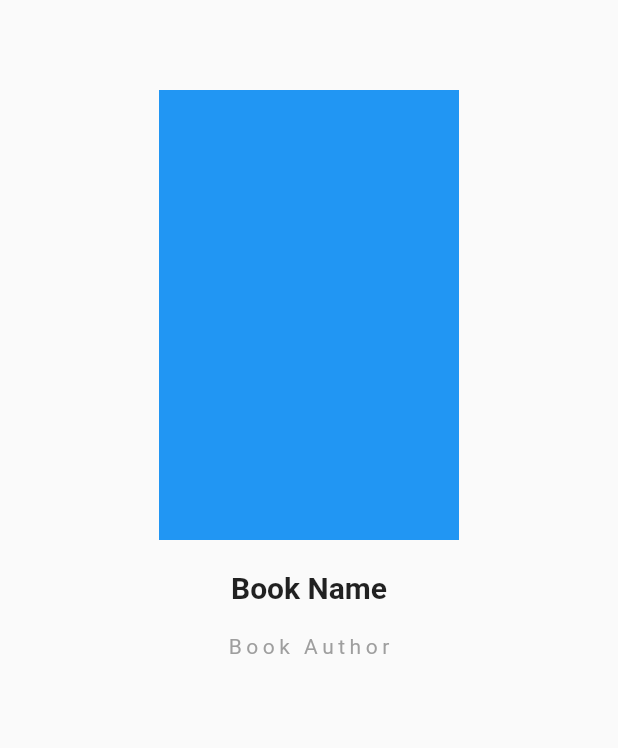
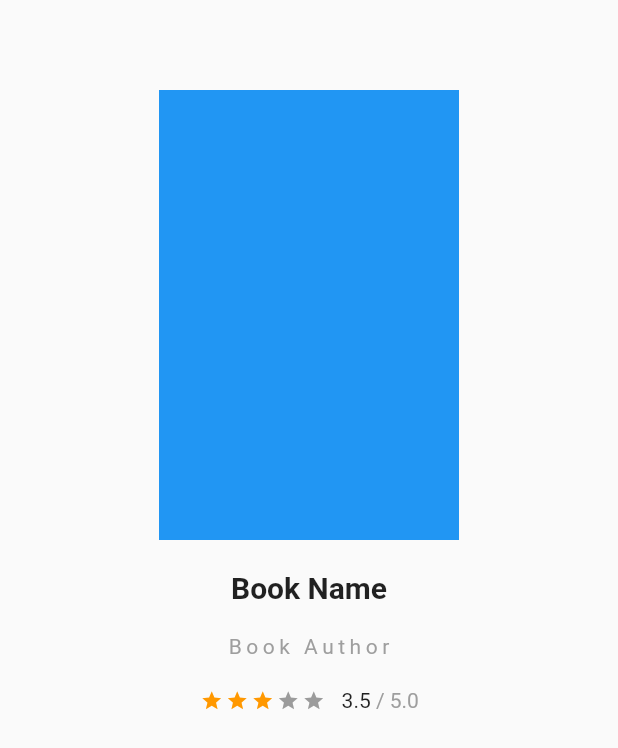
Before and after one commit to MohamadAzarifar/seven_book_store, a Flutter app: the screen it shows after launch, on a phone screen of 412 x 824 dp. Shown: the top 748 px of the screen. Run offline on Flutter 3.47's test engine with Material 2 defaults, Android fonts, the phone set to English and light mode, and no system bars; drawn by our look-alikes of flutter_rating_bar.

Commit message:
Add rating bar widget.

```diff
--- a/lib/screens/book_detail_screen.dart
+++ b/lib/screens/book_detail_screen.dart
@@ -1,6 +1,7 @@
 import 'package:flutter/material.dart';
 
 import 'package:book_store/components/components.dart';
+import 'package:flutter_rating_bar/flutter_rating_bar.dart';
 
 class BookDetailScreen extends StatelessWidget {
   const BookDetailScreen({super.key});
@@ -15,6 +16,7 @@ class BookDetailScreen extends StatelessWidget {
               _buildBookImage(),
               _buildBookName(),
               _buildBookAuthor(),
+              _buildRating(),
             ],
           ),
         ),
@@ -44,4 +46,39 @@ class BookDetailScreen extends StatelessWidget {
           ),
         ),
       );
+
+  Widget _buildRating() => Row(
+        mainAxisAlignment: MainAxisAlignment.center,
+        children: [
+          RatingBar.builder(
+            initialRating: 3.0,
+            minRating: 1,
+            direction: Axis.horizontal,
+            allowHalfRating: true,
+            itemCount: 5,
+            itemSize: 15,
+            itemPadding: const EdgeInsets.symmetric(horizontal: 1.0),
+            itemBuilder: (context, index) => const Icon(
+              Icons.star,
+              color: Colors.orange,
+            ),
+            onRatingUpdate: (rating) {
+              print(rating);
+            },
+          ),
+          const SizedBox(
+            width: 10,
+          ),
+          Row(
+            children: const [
+              Text('3.5'),
+              Text(
+                ' / ',
+                style: TextStyle(color: Colors.grey),
+              ),
+              Text('5.0', style: TextStyle(color: Colors.grey)),
+            ],
+          ),
+        ],
+      );
 }
```
Also changed, not shown: pubspec.yaml (+2 -71 lines).
